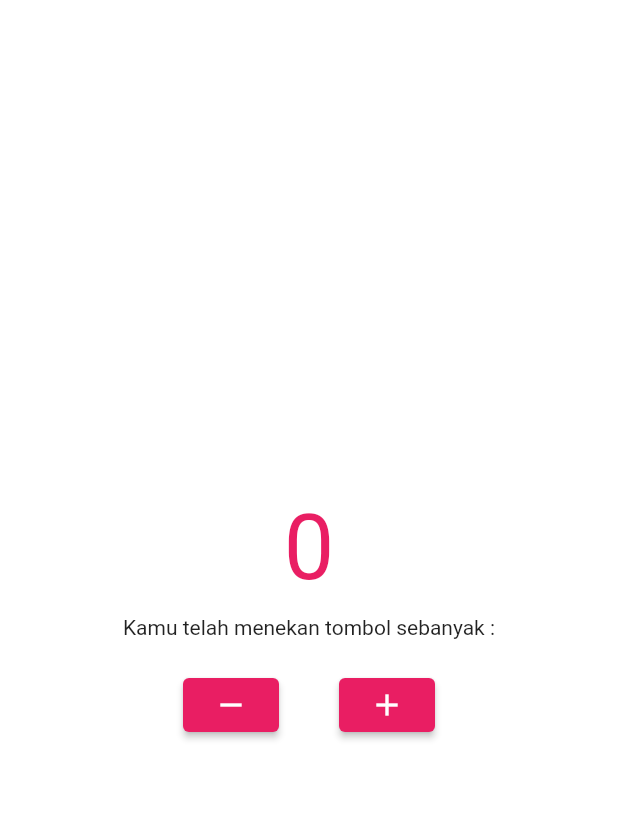
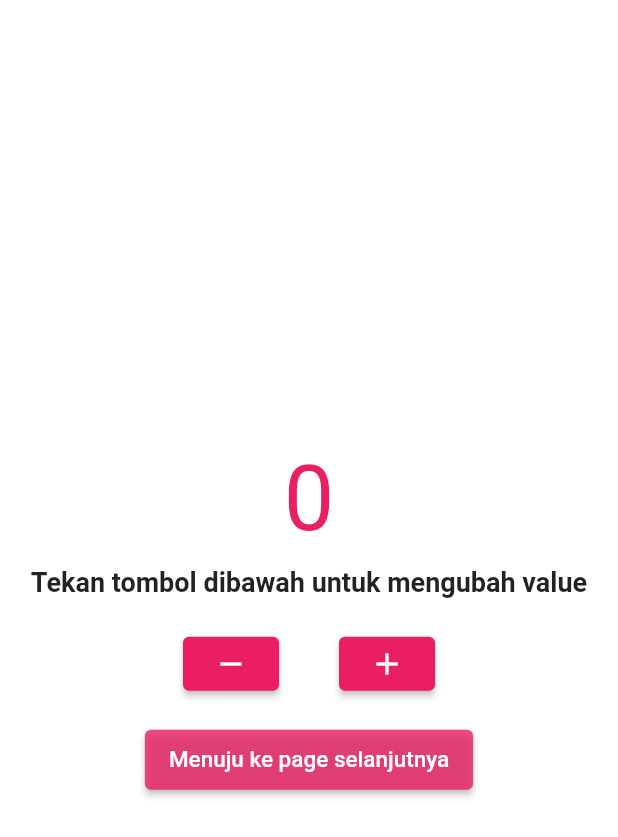
Before and after one commit to Fizahra/flutter_fii, a Flutter app: the screen it shows after launch, on a phone screen of 412 x 824 dp. Shown: the top 837 px of the screen. Run offline on Flutter 3.47's test engine with Material 2 defaults, Android fonts, the phone set to English and light mode, and no system bars; our stand-ins replace fluttertoast, matcher.

Commit message:
Add Navigation Route, Notification Dialog, Custom Widget

```diff
--- a/lib/main.dart
+++ b/lib/main.dart
@@ -1,5 +1,5 @@
 import 'package:flutter/material.dart';
-import 'package:flutter_fii/page/home_page.dart';
+import 'package:flutter_fii/page/counter_page.dart';
 
 void main() {
   runApp(App());
@@ -12,7 +12,7 @@ class App extends StatelessWidget {
   Widget build(BuildContext context) {
     return const MaterialApp(
       debugShowCheckedModeBanner: false,
-      home: HomePage(),
+      home: CounterPage(),
     );
   }
 }
--- a/lib/page/home_page.dart
+++ b/lib/page/counter_page.dart
@@ -3,16 +3,18 @@ import 'dart:developer';
 import 'package:flutter/material.dart';
 import 'package:flutter/src/widgets/framework.dart';
 import 'package:flutter/src/widgets/container.dart';
+import 'package:flutter_fii/page/account_page.dart';
+import 'package:flutter_fii/widgets/custom_primary_button.dart';
 import 'package:matcher/matcher.dart';
 
-class HomePage extends StatefulWidget {
-  const HomePage({super.key});
+class CounterPage extends StatefulWidget {
+  const CounterPage({super.key});
 
   @override
-  State<HomePage> createState() => _HomePageState();
+  State<CounterPage> createState() => _CounterPageState();
 }
 
-class _HomePageState extends State<HomePage> {
+class _CounterPageState extends State<CounterPage> {
   int _count = 0;
 
   void _increment() {
@@ -47,7 +49,9 @@ class _HomePageState extends State<HomePage> {
               height: 10,
             ),
             const Text(
-              'Kamu telah menekan tombol sebanyak :',
+              'Tekan tombol dibawah untuk mengubah value',
+              style: TextStyle(fontSize: 18, fontWeight: FontWeight.bold),
+              textAlign: TextAlign.center,
             ),
             const SizedBox(
               height: 20,
@@ -78,7 +82,20 @@ class _HomePageState extends State<HomePage> {
                   child: const Icon(Icons.add),
                 ),
               ],
-            )
+            ),
+            const SizedBox(
+              height: 20,
+            ),
+            CustomPrimaryButton(
+                onPressed: () {
+                  Navigator.push(
+                    context,
+                    MaterialPageRoute(
+                      builder: (context) => AccountPage(number: _count),
+                    ),
+                  );
+                },
+                text: 'Menuju ke page selanjutnya'),
           ],
         ),
       ),
--- /dev/null
+++ b/lib/widgets/custom_primary_button.dart
@@ -0,0 +1,31 @@
+import 'dart:ui';
+
+import 'package:flutter/material.dart';
+
+class CustomPrimaryButton extends StatelessWidget {
+  const CustomPrimaryButton(
+      {super.key, required this.onPressed, required this.text});
+
+  final GestureTapCallback onPressed;
+  final String text;
+
+  @override
+  Widget build(BuildContext context) {
+    return SizedBox(
+      height: 40,
+      child: ElevatedButton(
+          onPressed: onPressed,
+          style: ElevatedButton.styleFrom(
+              backgroundColor: Colors.pink.withOpacity(0.8)),
+          child: Text(
+            text,
+            style: const TextStyle(
+              color: Colors.white,
+              fontSize: 15,
+            ),
+            maxLines: 1,
+            overflow: TextOverflow.ellipsis,
+          )),
+    );
+  }
+}
--- a/pubspec.yaml
+++ b/pubspec.yaml
@@ -31,6 +31,7 @@ environment:
 dependencies:
   flutter:
     sdk: flutter
+  fluttertoast: ^8.1.1
 
 
   # The following adds the Cupertino Icons font to your application.
```
Also changed, not shown: lib/page/account_page.dart (added, +109 -0 lines), pubspec.lock.
